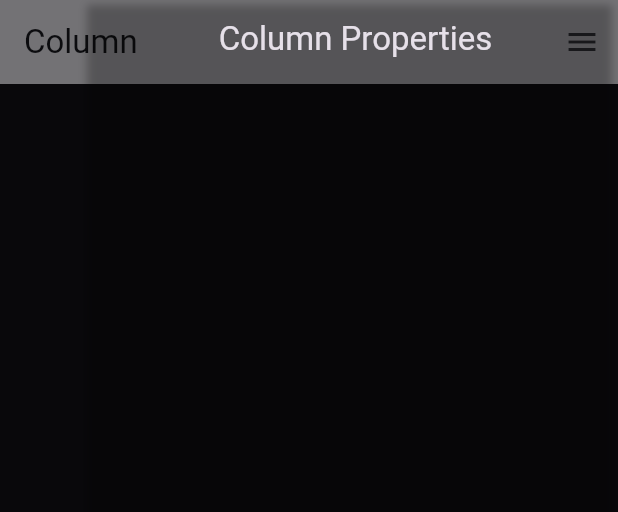
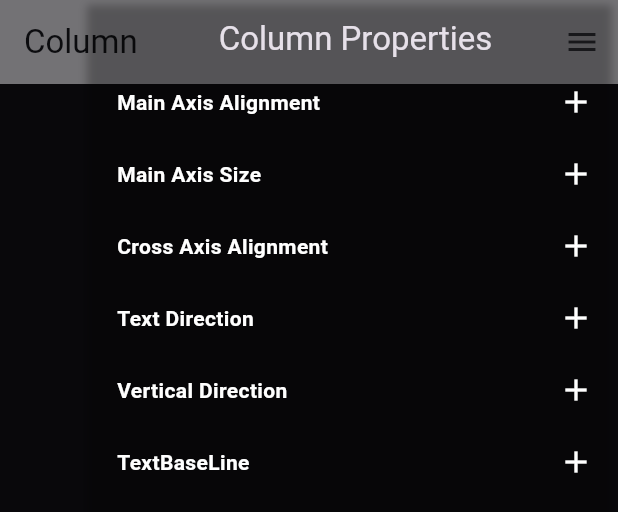
Before and after one commit to s4-ali/flutter_quest, a Flutter app: the ColumnPropertyExplorer widget shown alone on an empty page, opened directly, with the side drawer open, on a phone screen of 412 x 824 dp. Shown: the top 512 px of the screen. Run offline on Flutter 3.47's test engine with Material 2 defaults, Android fonts, the phone set to English and light mode, and no system bars; our stand-ins replace responsive_builder.

Commit message:
#30: implemented fields in column widget

```diff
--- a/lib/catalog/widgets/column.dart
+++ b/lib/catalog/widgets/column.dart
@@ -1,4 +1,10 @@
 import 'package:flutter/material.dart';
+import 'package:flutter_quest/property_fields/cross_axis_alignemnt_field.dart';
+import 'package:flutter_quest/property_fields/list_field.dart';
+import 'package:flutter_quest/property_fields/main_axis_alignment_field.dart';
+import 'package:flutter_quest/property_fields/main_axis_size_field.dart';
+import 'package:flutter_quest/property_fields/text_direction_field.dart';
+import 'package:flutter_quest/property_fields/vertical_direction_field.dart';
 import 'package:flutter_quest/widgets/core/propery_builder.dart';
 
 class ColumnPropertyExplorer extends StatelessWidget {
@@ -11,13 +17,21 @@ class ColumnPropertyExplorer extends StatelessWidget {
     return PropertyExplorerBuilder(
       widgetName: "Column",
       builder: (provider) {
-        return const Column(
-          mainAxisAlignment: MainAxisAlignment.center,
-          mainAxisSize: MainAxisSize.min,
-          crossAxisAlignment: CrossAxisAlignment.center,
-          textDirection: TextDirection.ltr,
-          verticalDirection: VerticalDirection.down,
-          textBaseline: TextBaseline.alphabetic,
+
+        final mainAxisAlignment = provider.mainAxisAlignmentField(id: "mainAxisAlignment", title: "Main Axis Alignment");
+        final mainAxisSize = provider.mainAxisSizeField(id: "mainAxisSize", title: "Main Axis Size");
+        final crossAxisAlignment = provider.crossAxisAlignemntField(id: "crossAxisAlignment", title: "Cross Axis Alignment");
+        final textDirection = provider.textDirectionField(id: "textDirection", title: "Text Direction");
+        final verticalDirection = provider.verticalDirectionField(id: "verticalDirection", title: "Vertical Direction");
+        final textBaseLine = provider.listField<TextBaseline>(id: "textBaseLine", title: "TextBaseLine", values: TextBaseline.values);
+
+        return Column(
+          mainAxisAlignment: mainAxisAlignment??MainAxisAlignment.start,
+          mainAxisSize: mainAxisSize??MainAxisSize.max,
+          crossAxisAlignment: crossAxisAlignment??CrossAxisAlignment.center,
+          textDirection: textDirection,
+          verticalDirection: verticalDirection??VerticalDirection.down,
+          textBaseline: textBaseLine,
           children: [],
         );
       },
```
